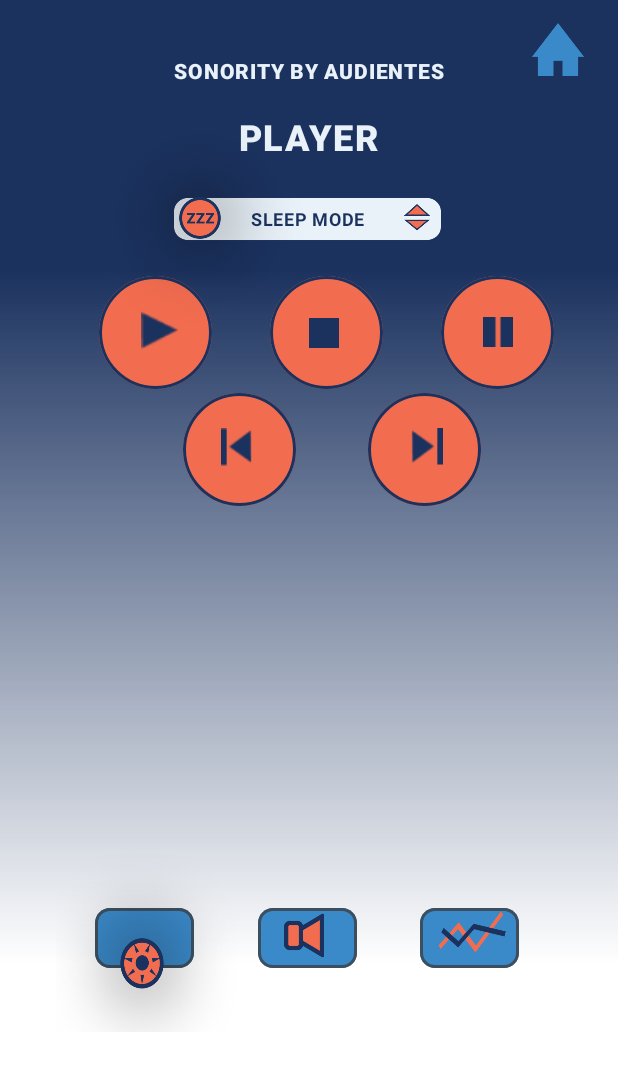
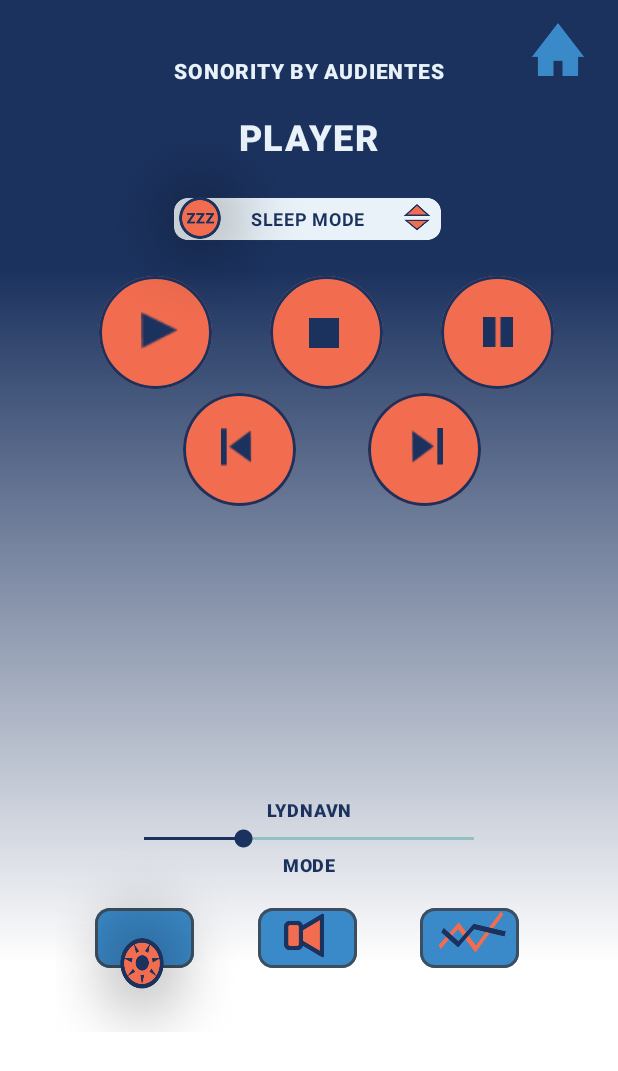
Before and after one commit to emillarsen0708/C4-Audientes, an Android app: the screen it shows after launch (MainActivity), on a phone screen of 412 x 824 dp. Shown: the top 1071 px of the screen. Run offline under Robolectric (Android 15) with nearby library versions, the phone set to English and light mode, and no system bars.

Commit message:
Player added + manifest changes

```diff
--- a/app/src/main/AndroidManifest.xml
+++ b/app/src/main/AndroidManifest.xml
@@ -1,7 +1,7 @@
 <?xml version="1.0" encoding="utf-8"?>
 <manifest xmlns:android="http://schemas.android.com/apk/res/android"
     package="com.example.brintaudientes">
-
+    <uses-permission android:name="android.permission.WAKE_LOCK" />
     <application
         android:allowBackup="true"
         android:label="@string/app_name"
--- a/app/src/main/java/com/example/brintaudientes/MainActivity.java
+++ b/app/src/main/java/com/example/brintaudientes/MainActivity.java
@@ -9,7 +9,7 @@
     @Override
     protected void onCreate(Bundle savedInstanceState) {
         super.onCreate(savedInstanceState);
-        setContentView(R.layout.music_player);
+        setContentView(R.layout.activity_music_player);
         //Toast.makeText(this, "hej", Toast.LENGTH_SHORT).show();
     }
 }
--- a/app/src/main/res/layout/music_player.xml
+++ b/app/src/main/res/layout/activity_music_player.xml
@@ -258,5 +258,48 @@
         android:background="@drawable/graph_icon"
         android:elevation="3dp" />
 
+    <SeekBar
+        android:layout_width="match_parent"
+        android:layout_height="wrap_content"
+        android:layout_marginStart="80dp"
+        android:layout_marginEnd="80dp"
+        android:layout_marginTop="550dp"
+        android:theme="@style/SeekBarTheme"
+        android:progressBackgroundTint="@color/colorPrimary"
+        android:progress="30">
+    </SeekBar>
+
+    <TextView
+        android:layout_width="80dp"
+        android:layout_height="30dp"
+        android:layout_marginStart="167dp"
+        android:layout_marginEnd="167dp"
+        android:layout_marginTop="518dp"
+        android:text="LYDNAVN"
+        android:textAppearance="@style/sonic_distr2"
+        android:textSize="12sp"
+        android:fontFamily="sans-serif-medium"
+        android:textStyle="bold"
+        android:gravity="bottom|center">
+         </TextView>
+
+    <TextView
+        android:layout_width="80dp"
+        android:layout_height="30dp"
+        android:layout_marginStart="167dp"
+        android:layout_marginEnd="167dp"
+        android:layout_marginTop="568dp"
+        android:text="MODE"
+        android:textAppearance="@style/sonic_distr2"
+        android:textSize="12sp"
+        android:fontFamily="sans-serif-medium"
+        android:textStyle="bold"
+        android:gravity="top|center">>
+    </TextView>
+
+
+
+
+
 
 </RelativeLayout>
--- a/app/src/main/res/values-v21/styles.xml
+++ b/app/src/main/res/values-v21/styles.xml
@@ -289,5 +289,11 @@
 
     </style>
 
+    <style name="SeekBarTheme" parent="Widget.AppCompat.SeekBar">
+        <item name="colorAccent">
+            #1B325F
+        </item>
+    </style>
+
 
 </resources>
```
Also changed, not shown: app/src/main/res/layout/activity_audiogram_hearing_test.xml (renamed from app/src/main/res/layout/audiogram_hearing_test.xml), app/src/main/res/layout/activity_home.xml (renamed from app/src/main/res/layout/activity_main.xml), app/src/main/res/layout/activity_library.xml (renamed from app/src/main/res/layout/sound_library_type.xml), app/src/main/res/layout/activity_quickstart.xml (renamed from app/src/main/res/layout/quickstart_preset.xml), app/src/main/res/layout/activity_sleepmode.xml (renamed from app/src/main/res/layout/sleep_mode.xml), app/src/main/res/layout/activity_soundtimbre.xml (renamed from app/src/main/res/layout/sound_timbre.xml), app/src/main/res/layout/activity_upload_library.xml (renamed from app/src/main/res/layout/soundfile_library.xml).
